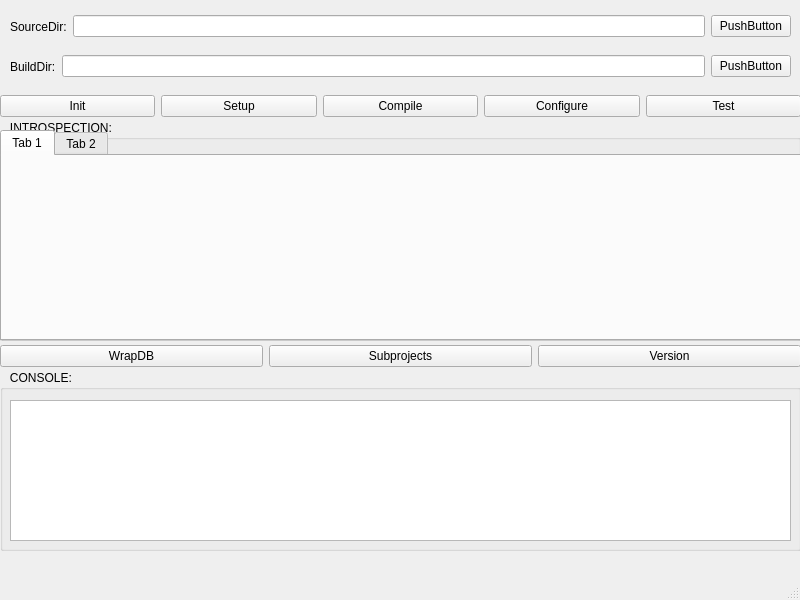
This is data/layout/activity_main.ui in michaelbrockus/meson-ui- as Qt 5 draws it before an edit. The edited form follows.
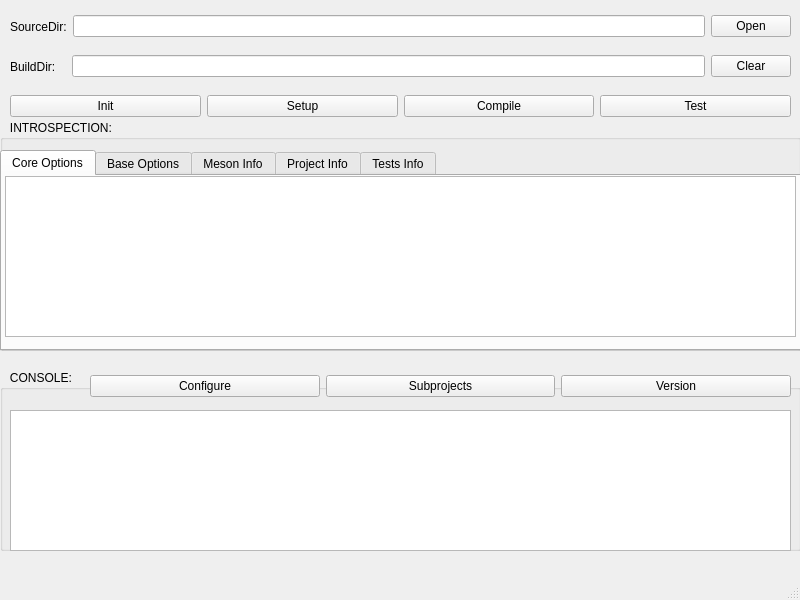
This is the edited form.

Commit message: compile view into viewable

Patch:
```diff
--- a/data/layout/activity_main.ui
+++ b/data/layout/activity_main.ui
@@ -30,12 +30,45 @@
      <property name="geometry">
       <rect>
        <x>10</x>
-       <y>30</y>
+       <y>40</y>
        <width>781</width>
        <height>141</height>
       </rect>
      </property>
     </widget>
+    <widget class="QWidget" name="layoutWidget">
+     <property name="geometry">
+      <rect>
+       <x>90</x>
+       <y>0</y>
+       <width>701</width>
+       <height>32</height>
+      </rect>
+     </property>
+     <layout class="QHBoxLayout" name="horizontalLayout_4">
+      <item>
+       <widget class="QPushButton" name="push_configure">
+        <property name="text">
+         <string>Configure</string>
+        </property>
+       </widget>
+      </item>
+      <item>
+       <widget class="QPushButton" name="push_subprojects">
+        <property name="text">
+         <string>Subprojects</string>
+        </property>
+       </widget>
+      </item>
+      <item>
+       <widget class="QPushButton" name="push_version">
+        <property name="text">
+         <string>Version</string>
+        </property>
+       </widget>
+      </item>
+     </layout>
+    </widget>
    </widget>
    <widget class="QGroupBox" name="groupBox_2">
     <property name="geometry">
@@ -43,7 +76,7 @@
       <x>0</x>
       <y>120</y>
       <width>801</width>
-      <height>221</height>
+      <height>231</height>
      </rect>
     </property>
     <property name="title">
@@ -53,9 +86,9 @@
      <property name="geometry">
       <rect>
        <x>0</x>
-       <y>10</y>
+       <y>30</y>
        <width>801</width>
-       <height>211</height>
+       <height>201</height>
       </rect>
      </property>
      <property name="currentIndex">
@@ -63,55 +96,87 @@
      </property>
      <widget class="QWidget" name="tab">
       <attribute name="title">
-       <string>Tab 1</string>
+       <string>Core Options</string>
       </attribute>
+      <widget class="QListView" name="list_core">
+       <property name="geometry">
+        <rect>
+         <x>3</x>
+         <y>0</y>
+         <width>791</width>
+         <height>161</height>
+        </rect>
+       </property>
+      </widget>
      </widget>
      <widget class="QWidget" name="tab_2">
       <attribute name="title">
-       <string>Tab 2</string>
+       <string>Base Options</string>
       </attribute>
+      <widget class="QListView" name="list_base">
+       <property name="geometry">
+        <rect>
+         <x>3</x>
+         <y>0</y>
+         <width>791</width>
+         <height>161</height>
+        </rect>
+       </property>
+      </widget>
+     </widget>
+     <widget class="QWidget" name="tab_meson_info">
+      <attribute name="title">
+       <string>Meson Info</string>
+      </attribute>
+      <widget class="QListView" name="list_meson">
+       <property name="geometry">
+        <rect>
+         <x>3</x>
+         <y>0</y>
+         <width>791</width>
+         <height>161</height>
+        </rect>
+       </property>
+      </widget>
+     </widget>
+     <widget class="QWidget" name="tab_prog_info">
+      <attribute name="title">
+       <string>Project Info</string>
+      </attribute>
+      <widget class="QListView" name="list_project">
+       <property name="geometry">
+        <rect>
+         <x>3</x>
+         <y>0</y>
+         <width>791</width>
+         <height>161</height>
+        </rect>
+       </property>
+      </widget>
+     </widget>
+     <widget class="QWidget" name="tab_test_info">
+      <attribute name="title">
+       <string>Tests Info</string>
+      </attribute>
+      <widget class="QListView" name="list_tests">
+       <property name="geometry">
+        <rect>
+         <x>3</x>
+         <y>0</y>
+         <width>791</width>
+         <height>161</height>
+        </rect>
+       </property>
+      </widget>
      </widget>
     </widget>
    </widget>
-   <widget class="QWidget" name="">
+   <widget class="QWidget" name="layoutWidget">
     <property name="geometry">
      <rect>
-      <x>0</x>
-      <y>340</y>
-      <width>801</width>
-      <height>32</height>
-     </rect>
-    </property>
-    <layout class="QHBoxLayout" name="horizontalLayout_4">
-     <item>
-      <widget class="QPushButton" name="pushButton_11">
-       <property name="text">
-        <string>WrapDB</string>
-       </property>
-      </widget>
-     </item>
-     <item>
-      <widget class="QPushButton" name="pushButton_12">
-       <property name="text">
-        <string>Subprojects</string>
-       </property>
-      </widget>
-     </item>
-     <item>
-      <widget class="QPushButton" name="pushButton_10">
-       <property name="text">
-        <string>Version</string>
-       </property>
-      </widget>
-     </item>
-    </layout>
-   </widget>
-   <widget class="QWidget" name="">
-    <property name="geometry">
-     <rect>
-      <x>0</x>
+      <x>10</x>
       <y>90</y>
-      <width>801</width>
+      <width>781</width>
       <height>32</height>
      </rect>
     </property>
@@ -138,14 +203,7 @@
       </widget>
      </item>
      <item>
-      <widget class="QPushButton" name="pushButton_5">
-       <property name="text">
-        <string>Configure</string>
-       </property>
-      </widget>
-     </item>
-     <item>
-      <widget class="QPushButton" name="pushButton_6">
+      <widget class="QPushButton" name="push_test">
        <property name="text">
         <string>Test</string>
        </property>
@@ -153,7 +211,7 @@
      </item>
     </layout>
    </widget>
-   <widget class="QWidget" name="">
+   <widget class="QWidget" name="layoutWidget">
     <property name="geometry">
      <rect>
       <x>10</x>
@@ -176,13 +234,13 @@
      <item>
       <widget class="QPushButton" name="pushButton">
        <property name="text">
-        <string>PushButton</string>
+        <string>Open</string>
        </property>
       </widget>
      </item>
     </layout>
    </widget>
-   <widget class="QWidget" name="">
+   <widget class="QWidget" name="layoutWidget">
     <property name="geometry">
      <rect>
       <x>10</x>
@@ -195,7 +253,7 @@
      <item>
       <widget class="QLabel" name="label_2">
        <property name="text">
-        <string>BuildDir:</string>
+        <string>BuildDir:   </string>
        </property>
       </widget>
      </item>
@@ -205,7 +263,7 @@
      <item>
       <widget class="QPushButton" name="pushButton_8">
        <property name="text">
-        <string>PushButton</string>
+        <string>Clear</string>
        </property>
       </widget>
      </item>
```
Left out of the diff: 26 changed lines with no effect on the pictures. The commit also changes 2 other files.
